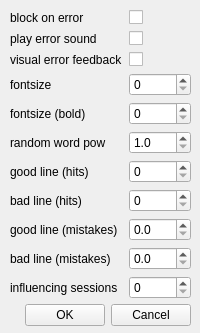
Before: the Qt Designer form form/settingswidget.ui in Codingboy/neo, drawn with Qt 5.
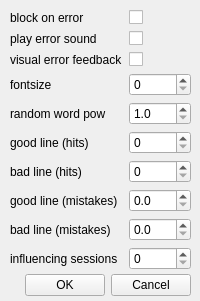
After: the same form once the commit is applied.

```diff
--- a/form/settingswidget.ui
+++ b/form/settingswidget.ui
@@ -7,7 +7,7 @@
     <x>0</x>
     <y>0</y>
     <width>200</width>
-    <height>333</height>
+    <height>301</height>
    </rect>
   </property>
   <property name="windowTitle">
@@ -19,7 +19,7 @@
      <x>10</x>
      <y>10</y>
      <width>181</width>
-     <height>291</height>
+     <height>261</height>
     </rect>
    </property>
    <layout class="QFormLayout" name="formLayout">
@@ -54,6 +54,20 @@
       </property>
      </widget>
     </item>
+    <item row="2" column="0">
+     <widget class="QLabel" name="label_5">
+      <property name="text">
+       <string>visual error feedback</string>
+      </property>
+     </widget>
+    </item>
+    <item row="2" column="1">
+     <widget class="QCheckBox" name="visualErrorFeedback">
+      <property name="text">
+       <string/>
+      </property>
+     </widget>
+    </item>
     <item row="3" column="0">
      <widget class="QLabel" name="label_3">
       <property name="text">
@@ -65,37 +79,13 @@
      <widget class="QSpinBox" name="fontSize"/>
     </item>
     <item row="4" column="0">
-     <widget class="QLabel" name="label_4">
-      <property name="text">
-       <string>fontsize (bold)</string>
-      </property>
-     </widget>
-    </item>
-    <item row="4" column="1">
-     <widget class="QSpinBox" name="fontBoldSize"/>
-    </item>
-    <item row="2" column="0">
-     <widget class="QLabel" name="label_5">
-      <property name="text">
-       <string>visual error feedback</string>
-      </property>
-     </widget>
-    </item>
-    <item row="2" column="1">
-     <widget class="QCheckBox" name="visualErrorFeedback">
-      <property name="text">
-       <string/>
-      </property>
-     </widget>
-    </item>
-    <item row="5" column="0">
      <widget class="QLabel" name="label_6">
       <property name="text">
        <string>random word pow</string>
       </property>
      </widget>
     </item>
-    <item row="5" column="1">
+    <item row="4" column="1">
      <widget class="QDoubleSpinBox" name="pow">
       <property name="decimals">
        <number>1</number>
@@ -111,59 +101,59 @@
       </property>
      </widget>
     </item>
-    <item row="6" column="0">
+    <item row="5" column="0">
      <widget class="QLabel" name="label_7">
       <property name="text">
        <string>good line (hits)</string>
       </property>
      </widget>
     </item>
-    <item row="7" column="0">
+    <item row="5" column="1">
+     <widget class="QSpinBox" name="goodLineA">
+      <property name="maximum">
+       <number>1000</number>
+      </property>
+     </widget>
+    </item>
+    <item row="6" column="0">
      <widget class="QLabel" name="label_8">
       <property name="text">
        <string>bad line (hits)</string>
       </property>
      </widget>
     </item>
-    <item row="8" column="0">
+    <item row="6" column="1">
+     <widget class="QSpinBox" name="badLineA">
+      <property name="maximum">
+       <number>1000</number>
+      </property>
+     </widget>
+    </item>
+    <item row="7" column="0">
      <widget class="QLabel" name="label_9">
       <property name="text">
        <string>good line (mistakes)</string>
       </property>
      </widget>
     </item>
-    <item row="9" column="0">
+    <item row="7" column="1">
+     <widget class="QDoubleSpinBox" name="goodLineE">
+      <property name="decimals">
+       <number>1</number>
+      </property>
+      <property name="singleStep">
+       <double>0.100000000000000</double>
+      </property>
+     </widget>
+    </item>
+    <item row="8" column="0">
      <widget class="QLabel" name="label_10">
       <property name="text">
        <string>bad line (mistakes)</string>
       </property>
      </widget>
     </item>
-    <item row="6" column="1">
-     <widget class="QSpinBox" name="goodLineA">
-      <property name="maximum">
-       <number>1000</number>
-      </property>
-     </widget>
-    </item>
-    <item row="7" column="1">
-     <widget class="QSpinBox" name="badLineA">
-      <property name="maximum">
-       <number>1000</number>
-      </property>
-     </widget>
-    </item>
     <item row="8" column="1">
-     <widget class="QDoubleSpinBox" name="goodLineE">
-      <property name="decimals">
-       <number>1</number>
-      </property>
-      <property name="singleStep">
-       <double>0.100000000000000</double>
-      </property>
-     </widget>
-    </item>
-    <item row="9" column="1">
      <widget class="QDoubleSpinBox" name="badLineE">
       <property name="decimals">
        <number>1</number>
@@ -173,14 +163,14 @@
       </property>
      </widget>
     </item>
-    <item row="10" column="0">
+    <item row="9" column="0">
      <widget class="QLabel" name="label_11">
       <property name="text">
        <string>influencing sessions</string>
       </property>
      </widget>
     </item>
-    <item row="10" column="1">
+    <item row="9" column="1">
      <widget class="QSpinBox" name="influencingSessions"/>
     </item>
    </layout>
@@ -189,7 +179,7 @@
    <property name="geometry">
     <rect>
      <x>10</x>
-     <y>300</y>
+     <y>270</y>
      <width>181</width>
      <height>31</height>
     </rect>
```
